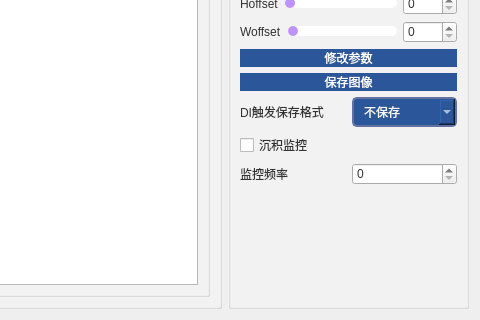
First picture: the form in new_thu/UI/Cardpage/AIO_CCD_Table.ui, repository mihudaner/THU, before the edit; both pictures show x 384 to 864 and y 327 to 647 of the 864 by 647 pixel window.
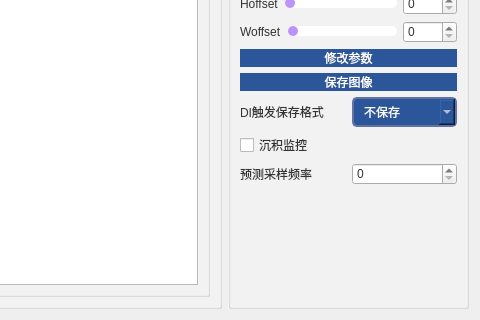
Second picture: the form after the edit. Icons and pictures are not drawn. Custom widgets are drawn as their Qt base class.

```diff
--- a/new_thu/UI/Cardpage/AIO_CCD_Table.ui
+++ b/new_thu/UI/Cardpage/AIO_CCD_Table.ui
@@ -1134,7 +1134,7 @@
         <item>
          <widget class="QLabel" name="label_13">
           <property name="text">
-           <string>监控频率</string>
+           <string>预测采样频率</string>
           </property>
          </widget>
         </item>
```
Left out of the diff: 4 changed lines with no effect on the pictures.
